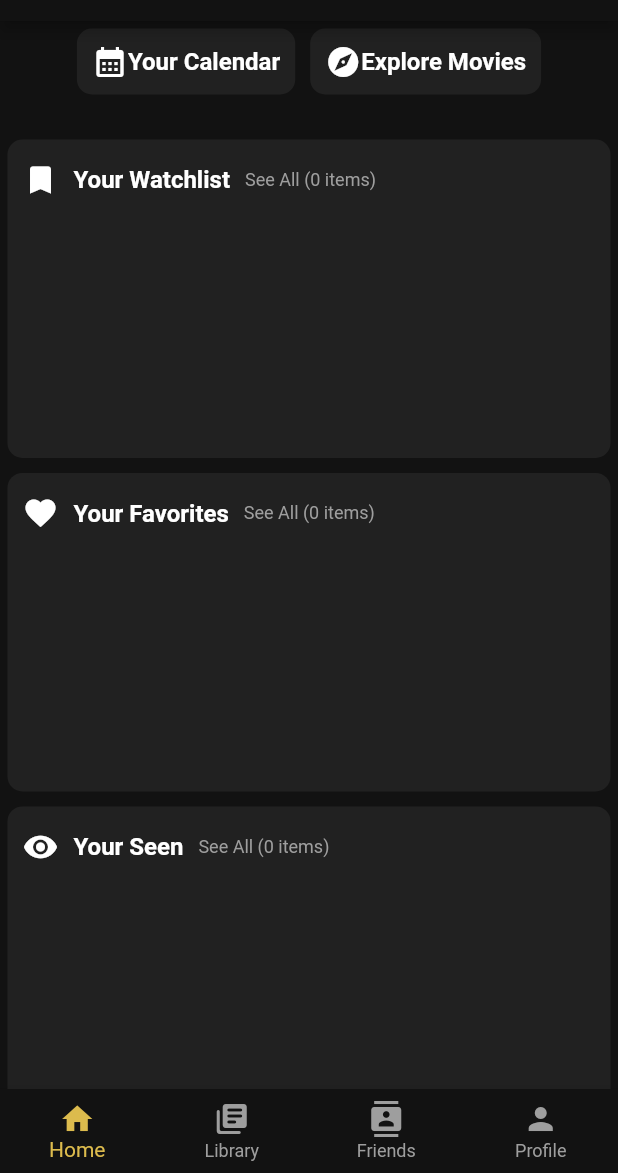
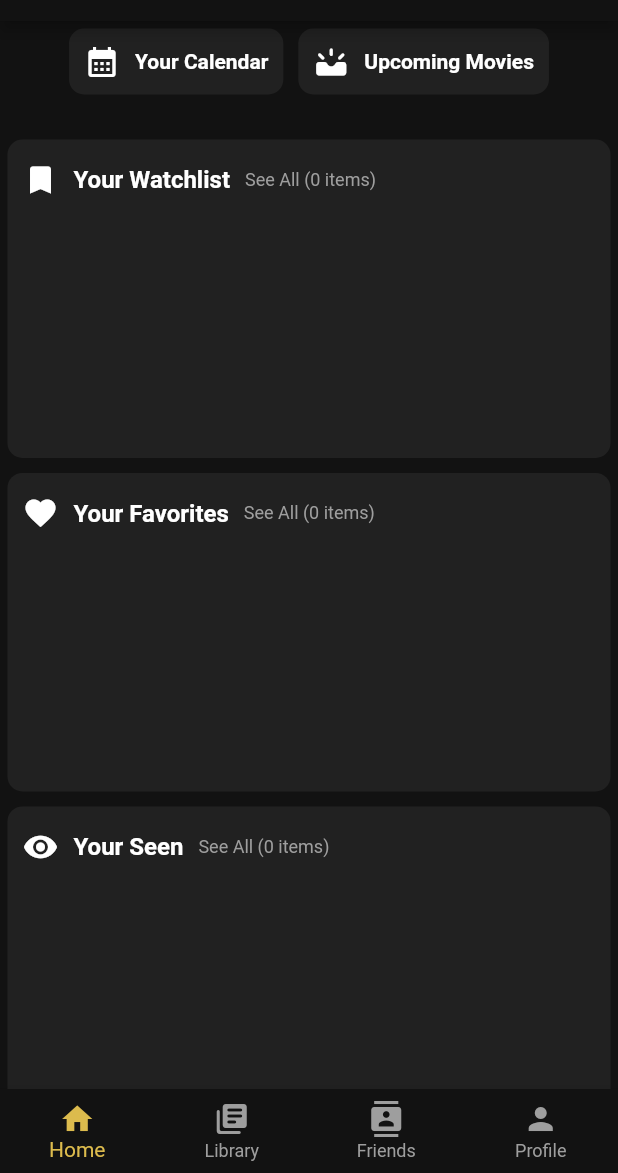
Before and after one commit to larabail/UrActorAPP, a Flutter app: the MyHomePage screen opened directly, on a phone screen of 412 x 824 dp, the part 63-1236 px from its top. Run offline on Flutter 3.47's test engine with Material 2 defaults, Android fonts, the phone set to English and light mode, and no system bars; our stand-ins replace cloud_firestore, firebase_auth, firebase_core, firebase_storage, fl_chart, flutter_svg and 5 more; accounts and stored records are empty; Roboto replaces fonts that are missing (Futura).

Commit message:
changed explore page to upcoming movies

```diff
--- a/lib/explore.dart
+++ b/lib/explore.dart
@@ -474,6 +474,7 @@ class _ExploreState extends State<Explore> {
 
   Future<Map> getMovieData(String id) async {
     final response = await http.get(Uri.parse('$MOVIE_LINK$id$API_KEY'));
+
     if (response.statusCode == 200) {
       final json = jsonDecode(response.body);
       if (json["backdrop_path"] == null) {
--- a/lib/main.dart
+++ b/lib/main.dart
@@ -4,6 +4,7 @@ import 'dart:convert';
 
 import 'package:uractor/objects/Playlist.dart';
 import 'package:uractor/objects/User.dart';
+import 'package:uractor/upcoming.dart';
 
 import 'common/constants.dart';
 import 'package:flutter/material.dart';
@@ -14,7 +15,6 @@ import 'calendar.dart';
 import 'favorites.dart';
 import 'list_result.dart';
 import 'login.dart';
-import 'explore.dart';
 import 'movie_result.dart';
 import 'objects/Media.dart';
 import 'objects/Movie.dart';
@@ -214,10 +214,11 @@ class _MyHomePageState extends State<MyHomePage> {
                       child: const Row(
                         children: [
                           Icon(Icons.calendar_month),
+                          SizedBox(width: 10),
                           Text(
                             'Your Calendar',
                             style: TextStyle(
-                              fontSize: 16,
+                              fontSize: 14,
                               fontWeight: FontWeight.bold,
                             ),
                           ),
@@ -229,8 +230,7 @@ class _MyHomePageState extends State<MyHomePage> {
                     onTap: () {
                       Navigator.push(
                         context,
-                        MaterialPageRoute(
-                            builder: (context) => const Explore()),
+                        MaterialPageRoute(builder: (context) => Upcoming()),
                       );
                     },
                     child: Container(
@@ -242,11 +242,12 @@ class _MyHomePageState extends State<MyHomePage> {
                       padding: const EdgeInsets.all(10),
                       child: const Row(
                         children: [
-                          Icon(Icons.explore),
+                          Icon(Icons.upcoming_rounded),
+                          SizedBox(width: 10),
                           Text(
-                            'Explore Movies',
+                            'Upcoming Movies',
                             style: TextStyle(
-                              fontSize: 16,
+                              fontSize: 14,
                               fontWeight: FontWeight.bold,
                             ),
                           ),
```
Also changed, not shown: lib/common/utils.dart (+37 -0 lines), lib/upcoming.dart (added, +95 -0 lines).
